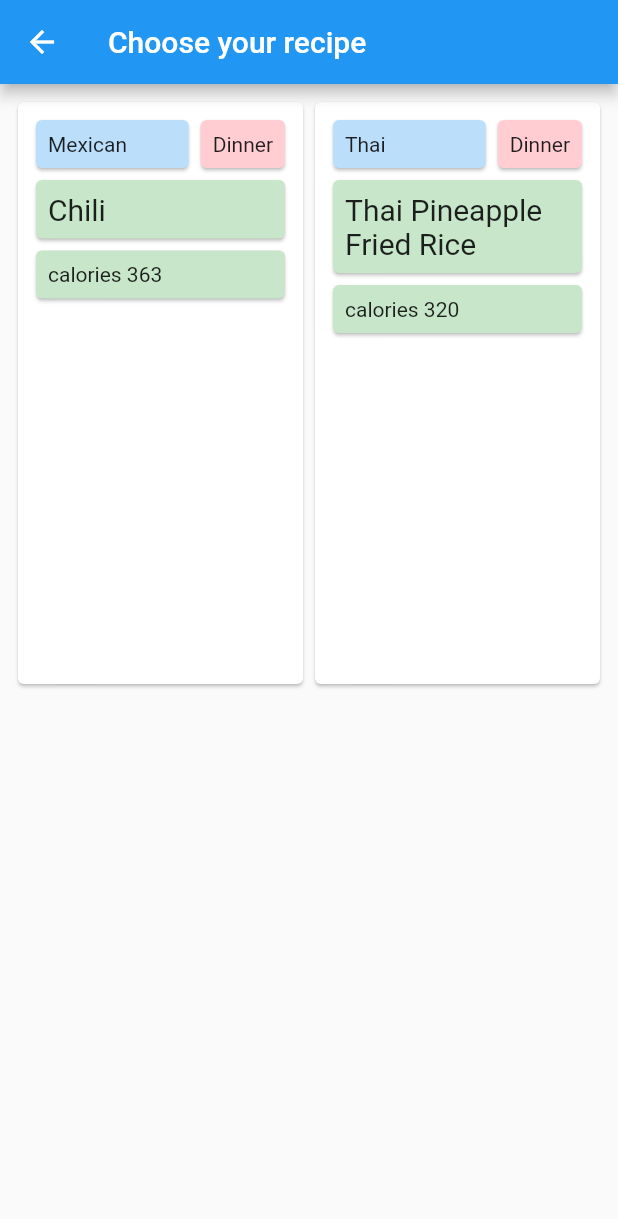
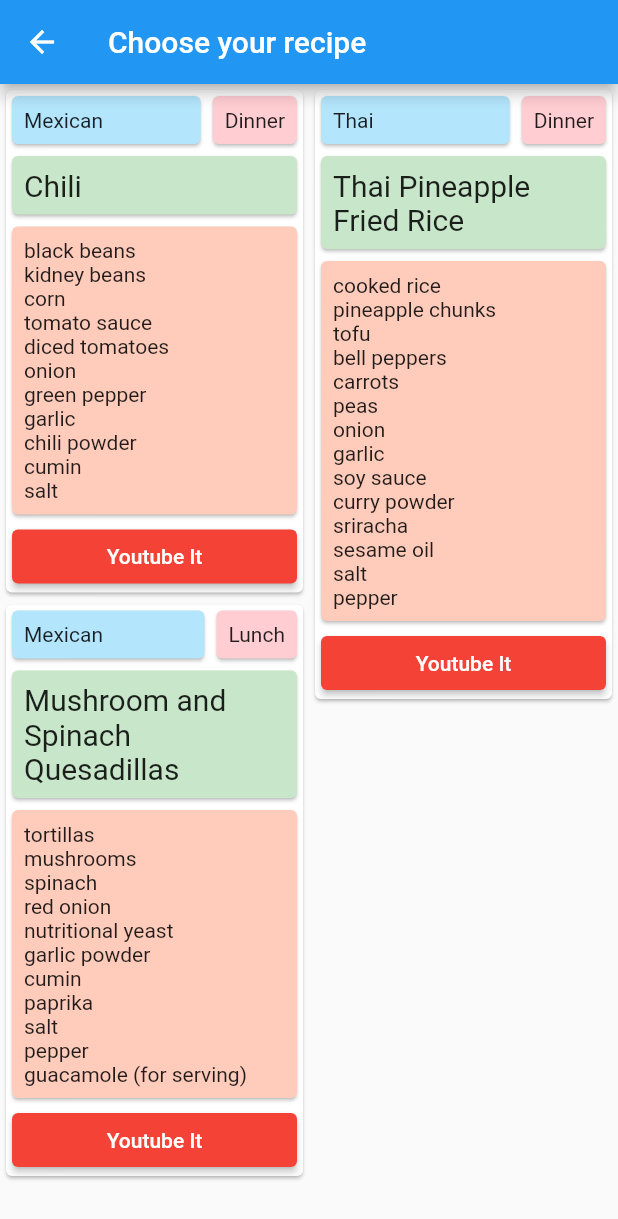
Before and after one commit to tuaha1/vegan-recipes, a Flutter app: the screen it shows after launch, item 2 of the bottom bar chosen, after a tap on "Get Recipes", on a phone screen of 412 x 824 dp. Shown: the top 1219 px of the screen. Run offline on Flutter 3.47's test engine with Material 2 defaults, Android fonts, the phone set to English and light mode, and no system bars; our stand-ins replace webview_flutter.

Commit message:
Updated PossibleRecipes.dart file

```diff
--- a/lib/Components/SelectedOptions.dart
+++ b/lib/Components/SelectedOptions.dart
@@ -47,6 +47,7 @@ Scaffold selectedOptions(
             ),
           ),
         ),
+
       ],
     ),
   );
--- a/lib/Routes/PossibleRecipes.dart
+++ b/lib/Routes/PossibleRecipes.dart
@@ -2,6 +2,7 @@ import 'dart:convert';
 import 'package:app/Routes/DisplayYoutubeVideos.dart';
 import 'package:flutter/material.dart';
 import 'package:flutter/services.dart';
+import 'package:flutter_staggered_grid_view/flutter_staggered_grid_view.dart';
 
 class PossibleRecipes extends StatefulWidget {
   PossibleRecipes({Key? key, required this.ingredientList}) : super(key: key);
@@ -40,13 +41,13 @@ class _PossibleRecipesState extends State<PossibleRecipes> {
     }
 
     for (int i = 0; i < possibleRecipes.length; i++) {
+      possibleRecipes[i]["index"] = i;
       ingredientList.add(possibleRecipes[i]["ingredients"]);
     }
   }
 
   @override
   void initState() {
-    // TODO: implement initState
     readJsonFile();
     super.initState();
   }
@@ -57,40 +58,22 @@ class _PossibleRecipesState extends State<PossibleRecipes> {
       appBar: AppBar(
         title: const Text("Choose your recipe"),
       ),
-      body: Padding(
-        padding: const EdgeInsets.all(8.0),
-        child: GridView.builder(
-          itemCount: possibleRecipes.length,
-          gridDelegate: const SliverGridDelegateWithFixedCrossAxisCount(
-              childAspectRatio: 1 / 2, crossAxisCount: 2),
-          itemBuilder: (BuildContext context, int index) {
-            return InkWell(
-              onTap: () {
-                Navigator.of(context).push(
-                  MaterialPageRoute(
-                    builder: (context) => DisplayYoutubeVideos(
-                        title: possibleRecipes[index]["name"],
-                        choice:
-                            "https://www.youtube.com/results?search_query=" +
-                                possibleRecipes[index]["name"]),
-                  ),
-                );
-              },
-              child: Card(
-                child: Padding(
-                  padding: const EdgeInsets.all(8.0),
+      body: StaggeredGrid.count(
+          crossAxisCount: 2,
+          children: possibleRecipes
+              .map(
+                (item) => Card(
                   child: Column(
-                    crossAxisAlignment: CrossAxisAlignment.start,
+                    mainAxisAlignment: MainAxisAlignment.start,
                     children: [
                       Row(
-                        mainAxisAlignment: MainAxisAlignment.spaceBetween,
                         children: [
                           Expanded(
                             child: Card(
-                              color: Colors.blue[100],
+                              color: Colors.lightBlue[100],
                               child: Padding(
                                 padding: const EdgeInsets.all(8.0),
-                                child: Text(possibleRecipes[index]["category"]),
+                                child: Text(item["category"]),
                               ),
                             ),
                           ),
@@ -98,7 +81,7 @@ class _PossibleRecipesState extends State<PossibleRecipes> {
                             color: Colors.red[100],
                             child: Padding(
                               padding: const EdgeInsets.all(8.0),
-                              child: Text(possibleRecipes[index]["meal"]),
+                              child: Text(item["meal"]),
                             ),
                           ),
                         ],
@@ -110,38 +93,54 @@ class _PossibleRecipesState extends State<PossibleRecipes> {
                           child: Padding(
                             padding: const EdgeInsets.all(8.0),
                             child: Text(
-                              possibleRecipes[index]["name"],
-                              style: const TextStyle(fontSize: 20.0),
+                              item['name'],
+                              style: const TextStyle(fontSize: 20),
                             ),
                           ),
                         ),
                       ),
-                      // Column(
-                      //   crossAxisAlignment: CrossAxisAlignment.start,
-                      //   children: ingredientList[index]
-                      //       .map((e) => Text(e.toString()))
-                      //       .toList(),
-                      // ),
                       SizedBox(
                         width: double.infinity,
                         child: Card(
-                          color: Colors.green[100],
+                          color: Colors.deepOrange[100],
                           child: Padding(
                             padding: const EdgeInsets.all(8.0),
-                            child: Text(
-                              "calories "+possibleRecipes[index]["calories"].toString()
-                            ),
+                            child: Column(
+                                crossAxisAlignment: CrossAxisAlignment.start,
+                                children: ingredientList[item["index"]]
+                                    .map((e) => Text(e.toString()))
+                                    .toList()),
                           ),
                         ),
                       ),
+                      SizedBox(
+                        width: double.infinity,
+                        child: Padding(
+                          padding:
+                              const EdgeInsets.fromLTRB(4.0, 0.0, 4.0, 0.0),
+                          child: ElevatedButton(
+                            style:
+                                ElevatedButton.styleFrom(primary: Colors.red),
+                            child: const Text("Youtube It"),
+                            onPressed: () {
+                              Navigator.of(context).push(
+                                MaterialPageRoute(
+                                  builder: (context) => DisplayYoutubeVideos(
+                                      title: item["name"],
+                                      choice:
+                                          "https://www.youtube.com/results?search_query=" +
+                                              item["name"]),
+                                ),
+                              );
+                            },
+                          ),
+                        ),
+                      )
                     ],
                   ),
                 ),
-              ),
-            );
-          },
-        ),
-      ),
+              )
+              .toList()),
     );
   }
 }
--- a/lib/Routes/RecipeList.dart
+++ b/lib/Routes/RecipeList.dart
@@ -21,7 +21,6 @@ class _RecipeListState extends State<RecipeList> {
     "onion",
     "green pepper",
     "chili powder",
-    "cumin",
     "cooked rice",
     "pineapple chunks",
     "tofu",
@@ -34,7 +33,16 @@ class _RecipeListState extends State<RecipeList> {
     "sriracha",
     "sesame oil",
     "salt",
-    "pepper"
+    "tortillas",
+    "mushrooms",
+    "spinach",
+    "red onion",
+    "nutritional yeast",
+    "garlic powder",
+    "cumin",
+    "paprika",
+    "pepper",
+    "guacamole (for serving)"
   ];
 
   void listOption(String ingredient) {
--- a/pubspec.yaml
+++ b/pubspec.yaml
@@ -35,6 +35,7 @@ dependencies:
   # Use with the CupertinoIcons class for iOS style icons.
   cupertino_icons: ^1.0.2
   webview_flutter: ^3.0.1
+  flutter_staggered_grid_view: ^0.6.2
 
 dev_dependencies:
   flutter_test:
```
Also changed, not shown: pubspec.lock.
